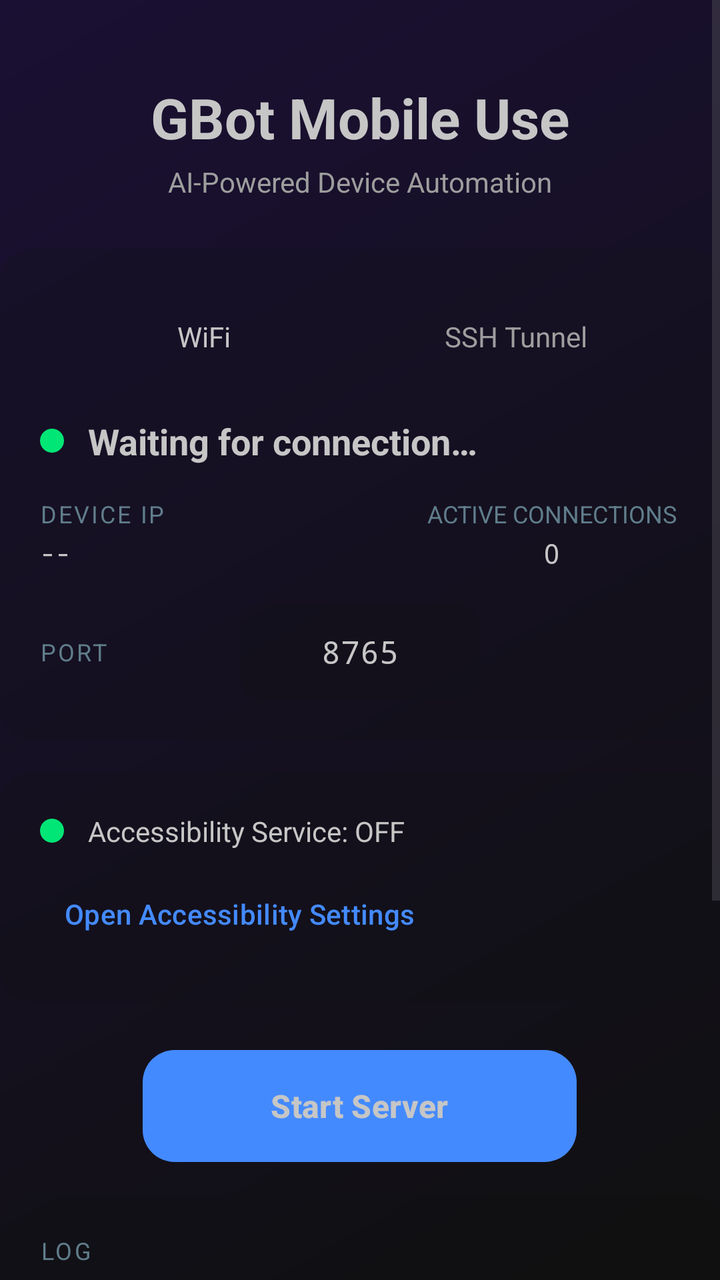
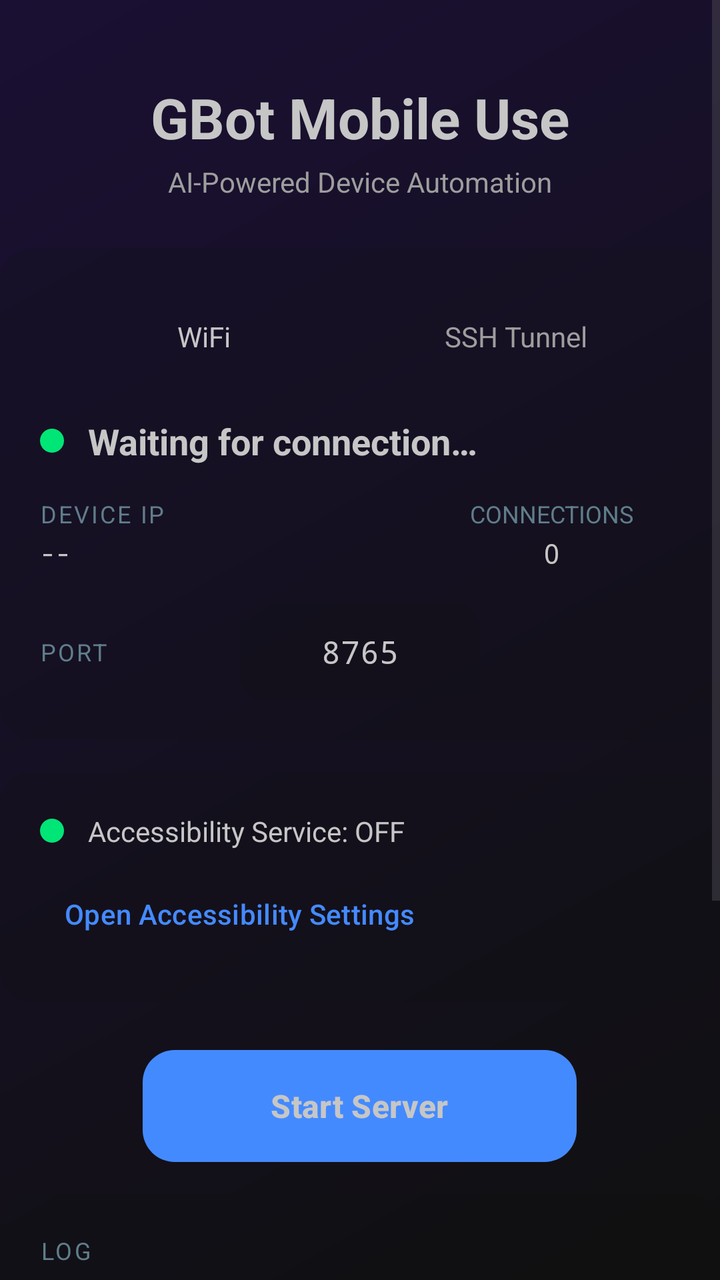

The first picture is an Android layout as it rendered before a commit; the second is the same layout after the commit. The layout source and the unified diff follow.
<!-- AndroidManifest.xml: application theme Theme.GBot -->
<!-- res/layout/activity_main.xml -->
<?xml version="1.0" encoding="utf-8"?>
<ScrollView xmlns:android="http://schemas.android.com/apk/res/android"
    xmlns:app="http://schemas.android.com/apk/res-auto"
    android:layout_width="match_parent"
    android:layout_height="match_parent"
    android:id="@+id/mainScrollView"
    android:background="@drawable/bg_gradient"
    android:fillViewport="true">

    <LinearLayout
        android:layout_width="match_parent"
        android:layout_height="wrap_content"
        android:orientation="vertical"
        android:paddingTop="24dp"
        android:paddingBottom="24dp"
        android:paddingHorizontal="0dp">

        
        <TextView
            android:layout_width="match_parent"
            android:layout_height="wrap_content"
            android:layout_marginTop="16dp"
            android:text="@string/app_title"
            android:textColor="@color/text_white"
            android:textSize="28sp"
            android:textStyle="bold"
            android:gravity="center" />

        <TextView
            android:layout_width="match_parent"
            android:layout_height="wrap_content"
            android:layout_marginTop="4dp"
            android:text="@string/app_subtitle"
            android:textColor="@color/text_light"
            android:textSize="14sp"
            android:gravity="center" />

        
        <com.google.android.material.card.MaterialCardView
            android:layout_width="match_parent"
            android:layout_height="wrap_content"
            android:layout_marginTop="24dp"
            app:cardBackgroundColor="@color/card_dark"
            app:cardCornerRadius="16dp"
            app:cardElevation="0dp"
            app:strokeColor="@color/card_border"
            app:strokeWidth="0dp">

            <LinearLayout
                android:layout_width="match_parent"
                android:layout_height="wrap_content"
                android:orientation="vertical"
                android:padding="20dp">

                
                <LinearLayout
                    android:layout_width="match_parent"
                    android:layout_height="wrap_content"
                    android:orientation="horizontal"
                    android:padding="4dp">

                    <TextView
                        android:id="@+id/tabWifi"
                        android:layout_width="0dp"
                        android:layout_height="40dp"
                        android:layout_weight="1"
                        android:gravity="center"
                        android:text="@string/tab_wifi"
                        android:textColor="@color/text_white"
                        android:textSize="14sp"
                        android:background="@drawable/tab_indicator"
                        android:paddingHorizontal="32dp" />

                    <TextView
                        android:id="@+id/tabSsh"
                        android:layout_width="0dp"
                        android:layout_height="40dp"
                        android:layout_weight="1"
                        android:gravity="center"
                        android:text="@string/tab_ssh_tunnel"
                        android:textColor="@color/text_light"
                        android:textSize="14sp"
                        android:background="@drawable/tab_indicator"
                        android:paddingHorizontal="32dp" />
                </LinearLayout>

                
                <LinearLayout
                    android:layout_width="match_parent"
                    android:layout_height="wrap_content"
                    android:layout_marginTop="16dp"
                    android:gravity="center_vertical"
                    android:orientation="horizontal">

                    <View
                        android:id="@+id/statusIndicator"
                        android:layout_width="12dp"
                        android:layout_height="12dp"
                        android:background="@drawable/status_dot_glow" />

                    <TextView
                        android:id="@+id/tvStatus"
                        android:layout_width="wrap_content"
                        android:layout_height="wrap_content"
                        android:layout_marginStart="12dp"
                        android:text="@string/status_waiting"
                        android:textColor="@color/text_white"
                        android:textSize="18sp"
                        android:textStyle="bold" />
                </LinearLayout>

                
                <LinearLayout
                    android:layout_width="match_parent"
                    android:layout_height="wrap_content"
                    android:layout_marginTop="16dp"
                    android:orientation="horizontal"
                    android:baselineAligned="false">

                    <LinearLayout
                        android:layout_width="0dp"
                        android:layout_height="wrap_content"
                        android:layout_weight="3"
                        android:orientation="vertical">

                        <TextView
                            android:layout_width="wrap_content"
                            android:layout_height="wrap_content"
                            android:text="@string/label_device_ip"
                            android:textAllCaps="true"
                            android:letterSpacing="0.08"
                            android:textColor="@color/text_muted"
                            android:textSize="12sp" />

                        <TextView
                            android:id="@+id/tvIpAddress"
                            android:layout_width="wrap_content"
                            android:layout_height="wrap_content"
                            android:layout_marginTop="2dp"
                            android:text="@string/placeholder_ip"
                            android:textColor="@color/text_white"
                            android:textSize="13sp"
                            android:fontFamily="monospace"
                            android:maxLines="1"
                            android:ellipsize="middle" />
                    </LinearLayout>

                    <LinearLayout
                        android:layout_width="0dp"
                        android:layout_height="wrap_content"
                        android:layout_weight="2"
                        android:gravity="center"
                        android:orientation="vertical">

                        <TextView
                            android:layout_width="wrap_content"
                            android:layout_height="wrap_content"
                            android:text="@string/label_connections"
                            android:textAllCaps="true"
                            android:textColor="@color/text_muted"
                            android:textSize="12sp" />

                        <TextView
                            android:id="@+id/tvConnections"
                            android:layout_width="wrap_content"
                            android:layout_height="wrap_content"
                            android:layout_marginTop="2dp"
                            android:text="@string/default_connections"
                            android:textColor="@color/text_white"
                            android:textSize="14sp"
                            android:fontFamily="monospace" />
                    </LinearLayout>
                </LinearLayout>

                
                <LinearLayout
                    android:id="@+id/wifiConfigGroup"
                    android:layout_width="match_parent"
                    android:layout_height="wrap_content"
                    android:layout_marginTop="16dp"
                    android:gravity="center_vertical"
                    android:orientation="horizontal">

                    <TextView
                        android:layout_width="100dp"
                        android:layout_height="wrap_content"
                        android:text="@string/label_port"
                        android:textAllCaps="true"
                        android:letterSpacing="0.08"
                        android:textColor="@color/text_muted"
                        android:textSize="12sp"
                        android:gravity="start"
                        android:labelFor="@+id/etPort" />

                    <EditText
                        android:id="@+id/etPort"
                        android:layout_width="120dp"
                        android:layout_height="48dp"
                        android:background="@drawable/edit_text_bg_glass"
                        android:gravity="center"
                        android:inputType="number"
                        android:maxLength="5"
                        android:padding="8dp"
                        android:text="@string/default_port"
                        android:textColor="@color/text_white"
                        android:textSize="16sp"
                        android:fontFamily="monospace"
                        android:importantForAutofill="no" />
                </LinearLayout>

                
                <LinearLayout
                    android:id="@+id/sshConfigGroup"
                    android:layout_width="match_parent"
                    android:layout_height="wrap_content"
                    android:layout_marginTop="16dp"
                    android:orientation="vertical"
                    android:visibility="gone">

                    
                    <LinearLayout
                        android:layout_width="match_parent"
                        android:layout_height="wrap_content"
                        android:layout_marginTop="12dp"
                        android:gravity="center_vertical"
                        android:orientation="horizontal">

                        <TextView
                            android:layout_width="100dp"
                            android:layout_height="wrap_content"
                            android:text="@string/label_server"
                            android:textAllCaps="true"
                            android:letterSpacing="0.08"
                            android:textColor="@color/text_muted"
                            android:textSize="12sp"
                            android:gravity="start" />

                        <EditText
                            android:id="@+id/etServer"
                            android:layout_width="0dp"
                            android:layout_height="48dp"
                            android:layout_marginStart="8dp"
                            android:layout_weight="1"
                            android:background="@drawable/edit_text_bg_glass"
                            android:hint="@string/hint_server_address"
                            android:inputType="text"
                            android:padding="8dp"
                            android:textColor="@color/text_white"
                            android:textSize="16sp"
                            android:importantForAutofill="no" />
                    </LinearLayout>

                    
                    <LinearLayout
                        android:layout_width="match_parent"
                        android:layout_height="wrap_content"
                        android:layout_marginTop="12dp"
                        android:gravity="center_vertical"
                        android:orientation="horizontal">

                        <TextView
                            android:layout_width="100dp"
                            android:layout_height="wrap_content"
                            android:text="@string/label_ssh_port"
                            android:textAllCaps="true"
                            android:letterSpacing="0.08"
                            android:textColor="@color/text_muted"
                            android:textSize="12sp"
                            android:gravity="start" />

                        <EditText
                            android:id="@+id/etSshPort"
                            android:layout_width="0dp"
                            android:layout_height="48dp"
                            android:layout_marginStart="8dp"
                            android:layout_weight="1"
                            android:background="@drawable/edit_text_bg_glass"
                            android:inputType="number"
                            android:padding="8dp"
                            android:text="@string/default_ssh_port"
                            android:textColor="@color/text_white"
                            android:textSize="16sp"
                            android:importantForAutofill="no" />
                    </LinearLayout>

                    
                    <LinearLayout
                        android:layout_width="match_parent"
                        android:layout_height="wrap_content"
                        android:layout_marginTop="12dp"
                        android:gravity="center_vertical"
                        android:orientation="horizontal">

                        <TextView
                            android:layout_width="100dp"
                            android:layout_height="wrap_content"
                            android:text="@string/label_ssh_user"
                            android:textAllCaps="true"
                            android:letterSpacing="0.08"
                            android:textColor="@color/text_muted"
                            android:textSize="12sp"
                            android:gravity="start" />

                        <EditText
                            android:id="@+id/etSshUser"
                            android:layout_width="0dp"
                            android:layout_height="48dp"
                            android:layout_marginStart="8dp"
                            android:layout_weight="1"
                            android:background="@drawable/edit_text_bg_glass"
                            android:inputType="text"
                            android:padding="8dp"
                            android:textColor="@color/text_white"
                            android:textSize="16sp"
                            android:importantForAutofill="no" />
                    </LinearLayout>

                    
                    <LinearLayout
                        android:layout_width="match_parent"
                        android:layout_height="wrap_content"
                        android:layout_marginTop="12dp"
                        android:gravity="center_vertical"
                        android:orientation="horizontal">

                        <TextView
                            android:layout_width="100dp"
                            android:layout_height="wrap_content"
                            android:text="@string/label_ssh_password"
                            android:textAllCaps="true"
                            android:letterSpacing="0.08"
                            android:textColor="@color/text_muted"
                            android:textSize="12sp"
                            android:gravity="start" />

                        <EditText
                            android:id="@+id/etSshPassword"
                            android:layout_width="0dp"
                            android:layout_height="48dp"
                            android:layout_marginStart="8dp"
                            android:layout_weight="1"
                            android:background="@drawable/edit_text_bg_glass"
                            android:inputType="textPassword"
                            android:padding="8dp"
                            android:textColor="@color/text_white"
                            android:textSize="16sp"
                            android:importantForAutofill="no" />
                    </LinearLayout>

                    
                    <LinearLayout
                        android:layout_width="match_parent"
                        android:layout_height="wrap_content"
                        android:layout_marginTop="12dp"
                        android:gravity="center_vertical"
                        android:orientation="horizontal">

                        <TextView
                            android:layout_width="100dp"
                            android:layout_height="wrap_content"
                            android:text="@string/label_remote_port"
                            android:textAllCaps="true"
                            android:letterSpacing="0.08"
                            android:textColor="@color/text_muted"
                            android:textSize="12sp"
                            android:gravity="start" />

                        <EditText
                            android:id="@+id/etRemotePort"
                            android:layout_width="0dp"
                            android:layout_height="48dp"
                            android:layout_marginStart="8dp"
                            android:layout_weight="1"
                            android:background="@drawable/edit_text_bg_glass"
                            android:inputType="number"
                            android:padding="8dp"
                            android:text="@string/default_port"
                            android:textColor="@color/text_white"
                            android:textSize="16sp"
                            android:importantForAutofill="no" />
                    </LinearLayout>

                    
                    <LinearLayout
                        android:layout_width="match_parent"
                        android:layout_height="wrap_content"
                        android:layout_marginTop="12dp"
                        android:gravity="center_vertical"
                        android:orientation="horizontal">

                        <TextView
                            android:layout_width="100dp"
                            android:layout_height="wrap_content"
                            android:text="@string/label_local_port"
                            android:textAllCaps="true"
                            android:letterSpacing="0.08"
                            android:textColor="@color/text_muted"
                            android:textSize="12sp"
                            android:gravity="start" />

                        <EditText
                            android:id="@+id/etLocalPort"
                            android:layout_width="0dp"
                            android:layout_height="48dp"
                            android:layout_marginStart="8dp"
                            android:layout_weight="1"
                            android:background="@drawable/edit_text_bg_glass"
                            android:inputType="number"
                            android:padding="8dp"
                            android:text="@string/default_port"
                            android:textColor="@color/text_white"
                            android:textSize="16sp"
                            android:importantForAutofill="no" />
                    </LinearLayout>
                </LinearLayout>
            </LinearLayout>
        </com.google.android.material.card.MaterialCardView>

        
        <com.google.android.material.card.MaterialCardView
            android:layout_width="match_parent"
            android:layout_height="wrap_content"
            android:layout_marginTop="16dp"
            app:cardBackgroundColor="@color/card_dark"
            app:cardCornerRadius="16dp"
            app:cardElevation="0dp"
            app:strokeColor="@color/card_border"
            app:strokeWidth="0dp">

            <LinearLayout
                android:layout_width="match_parent"
                android:layout_height="wrap_content"
                android:orientation="vertical"
                android:padding="20dp">

                <LinearLayout
                    android:layout_width="match_parent"
                    android:layout_height="wrap_content"
                    android:gravity="center_vertical"
                    android:orientation="horizontal">

                    <View
                        android:id="@+id/accessibilityIndicator"
                        android:layout_width="12dp"
                        android:layout_height="12dp"
                        android:background="@drawable/status_dot_glow" />

                    <TextView
                        android:id="@+id/tvAccessibilityStatus"
                        android:layout_width="0dp"
                        android:layout_height="wrap_content"
                        android:layout_marginStart="12dp"
                        android:layout_weight="1"
                        android:text="@string/accessibility_status_off"
                        android:textColor="@color/text_white"
                        android:textSize="14sp" />
                </LinearLayout>

                <com.google.android.material.button.MaterialButton
                    android:id="@+id/btnOpenAccessibility"
                    style="@style/Widget.Material3.Button.TextButton"
                    android:layout_width="wrap_content"
                    android:layout_height="wrap_content"
                    android:layout_marginTop="8dp"
                    android:text="@string/btn_open_accessibility" />

            </LinearLayout>
        </com.google.android.material.card.MaterialCardView>

        
        <Button
            android:id="@+id/btnToggleServer"
            android:layout_width="wrap_content"
            android:layout_height="56dp"
            android:layout_marginTop="24dp"
            android:layout_gravity="center"
            android:paddingStart="64dp"
            android:paddingEnd="64dp"
            android:background="@drawable/btn_gradient"
            android:text="@string/btn_start_server"
            android:textColor="@color/text_white"
            android:textSize="16sp"
            android:textStyle="bold" />

        
        <com.google.android.material.card.MaterialCardView
            android:layout_width="match_parent"
            android:layout_height="wrap_content"
            android:layout_marginTop="16dp"
            android:layout_marginBottom="24dp"
            app:cardBackgroundColor="@color/card_dark"
            app:cardCornerRadius="16dp"
            app:cardElevation="0dp"
            app:strokeColor="@color/card_border"
            app:strokeWidth="0dp">

            <LinearLayout
                android:layout_width="match_parent"
                android:layout_height="wrap_content"
                android:orientation="vertical"
                android:padding="20dp">

                <TextView
                    android:layout_width="wrap_content"
                    android:layout_height="wrap_content"
                    android:text="@string/label_log"
                    android:textAllCaps="true"
                    android:letterSpacing="0.1"
                    android:textColor="@color/text_muted"
                    android:textSize="12sp" />

                <TextView
                    android:id="@+id/tvLog"
                    android:layout_width="match_parent"
                    android:layout_height="200dp"
                    android:layout_marginTop="8dp"
                    android:fontFamily="monospace"
                    android:textColor="@color/text_light"
                    android:textSize="11sp"
                    android:lineSpacingMultiplier="1.3" />
            </LinearLayout>
        </com.google.android.material.card.MaterialCardView>

    </LinearLayout>
</ScrollView>
<!-- resources referenced by this layout -->
<resources>
  <color name="card_border">#00000000</color>
  <color name="card_dark">#26101010</color>
  <color name="text_light">#9E9E9E</color>
  <color name="text_muted">#607D8B</color>
  <color name="text_white">#C6C6C6</color>
  <!-- drawable bg_gradient (drawable) -->
  <?xml version="1.0" encoding="utf-8"?>
  <shape xmlns:android="http://schemas.android.com/apk/res/android"
      android:shape="rectangle">
      <gradient
          android:angle="135"
          android:startColor="@color/bg_dark"
          android:endColor="@color/bg_dark_end" />
  </shape>
  <!-- drawable btn_gradient (drawable) -->
  <?xml version="1.0" encoding="utf-8"?>
  <shape xmlns:android="http://schemas.android.com/apk/res/android"
      android:shape="rectangle">
      <gradient
          android:angle="0"
          android:startColor="@color/accent_blue"
          android:endColor="@color/accent_purple" />
      <corners android:radius="16dp" />
  </shape>
  <!-- drawable edit_text_bg_glass (drawable) -->
  <?xml version="1.0" encoding="utf-8"?>
  <shape xmlns:android="http://schemas.android.com/apk/res/android"
      android:shape="rectangle">
      <solid android:color="#26101010" />
      <corners android:radius="12dp" />
  </shape>
  <!-- drawable status_dot_glow (drawable) -->
  <?xml version="1.0" encoding="utf-8"?>
  <shape xmlns:android="http://schemas.android.com/apk/res/android"
      android:shape="oval">
      <solid android:color="@color/status_green" />
      <size android:width="12dp" android:height="12dp" />
  </shape>
  <!-- drawable tab_indicator (drawable) -->
  <?xml version="1.0" encoding="utf-8"?>
  <selector xmlns:android="http://schemas.android.com/apk/res/android">
      <item android:state_selected="true">
          <shape android:shape="rectangle">
              <solid android:color="#15FFFFFF" />
              <corners android:radius="20dp" />
          </shape>
      </item>
      <item>
          <shape android:shape="rectangle">
              <solid android:color="@android:color/transparent" />
              <corners android:radius="20dp" />
          </shape>
      </item>
  </selector>
  <string name="accessibility_status_off">Accessibility Service: OFF</string>
  <string name="app_subtitle">AI-Powered Device Automation</string>
  <string name="app_title">GBot Mobile Use</string>
  <string name="btn_open_accessibility">Open Accessibility Settings</string>
  <string name="btn_start_server">Start Server</string>
  <string name="default_connections">0</string>
  <string name="default_port">8765</string>
  <string name="default_ssh_port">22</string>
  <string name="hint_server_address">Server address</string>
  <string name="label_connections">Active Connections</string>
  <string name="label_device_ip">DEVICE IP</string>
  <string name="label_local_port">LOCAL PORT</string>
  <string name="label_log">LOG</string>
  <string name="label_port">PORT</string>
  <string name="label_remote_port">REMOTE PORT</string>
  <string name="label_server">SERVER</string>
  <string name="label_ssh_password">PASSWORD</string>
  <string name="label_ssh_port">SSH PORT</string>
  <string name="label_ssh_user">USER</string>
  <string name="placeholder_ip">--</string>
  <string name="status_waiting">Waiting for connection…</string>
  <string name="tab_ssh_tunnel">SSH Tunnel</string>
  <string name="tab_wifi">WiFi</string>
  <style name="Theme.GBot" parent="Theme.Material3.DayNight.NoActionBar">
          <item name="colorPrimary">@color/accent_blue</item>
          <item name="colorPrimaryContainer">@color/accent_blue</item>
          <item name="colorOnPrimary">@color/text_white</item>
          <item name="colorSecondary">@color/accent_purple</item>
      </style>
  <color name="bg_dark">#101010</color>
  <color name="bg_dark_end">#1A1033</color>
  <color name="accent_blue">#448AFF</color>
  <color name="accent_purple">#7C4DFF</color>
  <color name="status_green">#00E676</color>
</resources>

<!-- the commit's change to res/layout/activity_main.xml (unified diff, before → after) -->
@@ -509,15 +509,22 @@
                     android:textColor="@color/text_muted"
                     android:textSize="12sp" />
 
-                <TextView
-                    android:id="@+id/tvLog"
+                <androidx.core.widget.NestedScrollView
+                    android:id="@+id/logScrollView"
                     android:layout_width="match_parent"
                     android:layout_height="200dp"
                     android:layout_marginTop="8dp"
-                    android:fontFamily="monospace"
-                    android:textColor="@color/text_light"
-                    android:textSize="11sp"
-                    android:lineSpacingMultiplier="1.3" />
+                    android:scrollbars="vertical">
+
+                    <TextView
+                        android:id="@+id/tvLog"
+                        android:layout_width="match_parent"
+                        android:layout_height="wrap_content"
+                        android:fontFamily="monospace"
+                        android:textColor="@color/text_light"
+                        android:textSize="11sp"
+                        android:lineSpacingMultiplier="1.3" />
+                </androidx.core.widget.NestedScrollView>
             </LinearLayout>
         </com.google.android.material.card.MaterialCardView>
 
<!-- resource entries referenced after the edit -->
@@ -63,7 +63,7 @@
   <string name="default_port">8765</string>
   <string name="default_ssh_port">22</string>
   <string name="hint_server_address">Server address</string>
-  <string name="label_connections">Active Connections</string>
+  <string name="label_connections">Connections</string>
   <string name="label_device_ip">DEVICE IP</string>
   <string name="label_local_port">LOCAL PORT</string>
   <string name="label_log">LOG</string>
